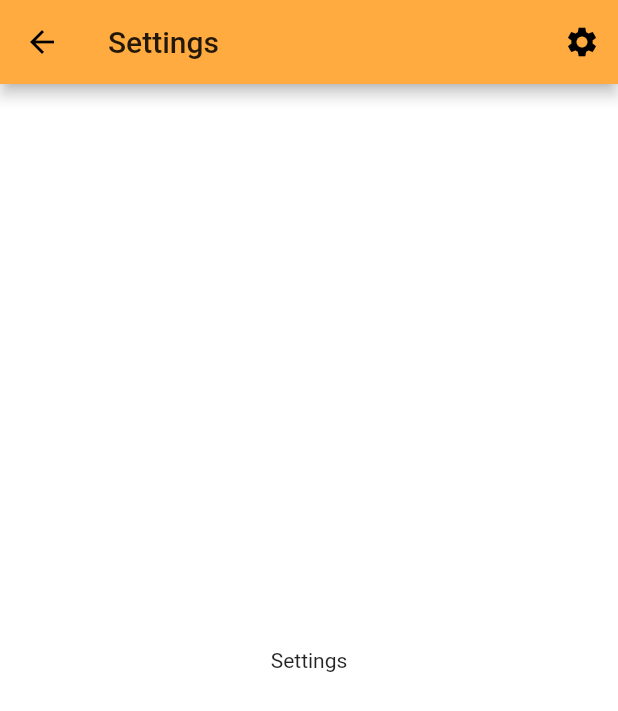
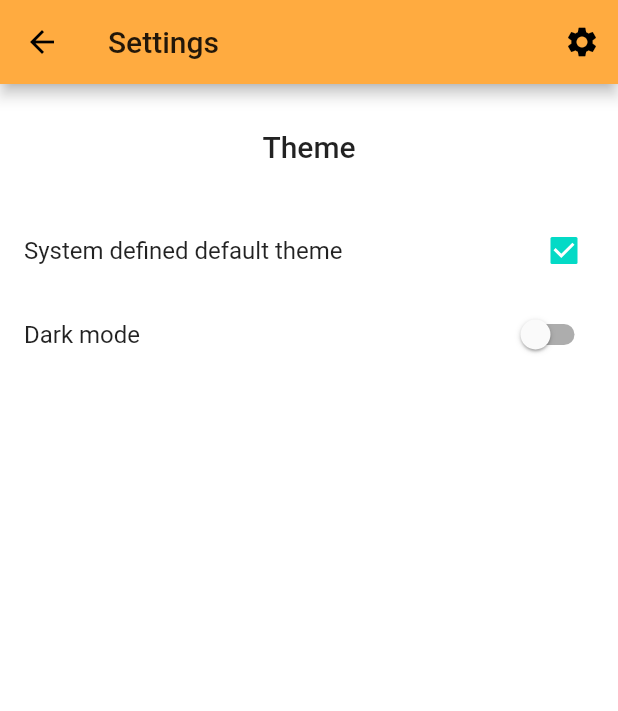
Before and after one commit to charleslana/one_legacy, a Flutter app: the screen it shows after launch, after a tap on the "settings" icon, on a phone screen of 412 x 824 dp. Shown: the top 711 px of the screen. Run offline on Flutter 3.47's test engine with Material 2 defaults, Android fonts, the phone set to English and light mode, and no system bars; our stand-ins replace shared_preferences; generated files the repository leaves out were written again.

Commit message:
feat(structure): update

```diff
--- a/lib/src/l10n/app_en.arb
+++ b/lib/src/l10n/app_en.arb
@@ -2,5 +2,8 @@
     "appBarHome": "Home",
     "appBarSettings": "Settings",
     "bottomNavigationBarHomeUnits": "Units",
-    "bottomNavigationBarHomeTeam": "Team"
+    "bottomNavigationBarHomeTeam": "Team",
+    "pageSettingsTheme": "Theme",
+    "pageSettingsDefaultTheme": "System defined default theme",
+    "pageSettingsDarkMode": "Dark mode"
 }
--- a/lib/src/l10n/app_es.arb
+++ b/lib/src/l10n/app_es.arb
@@ -2,5 +2,8 @@
     "appBarHome": "Casa",
     "appBarSettings": "Ajustes",
     "bottomNavigationBarHomeUnits": "Unidades",
-    "bottomNavigationBarHomeTeam": "Equipo"
+    "bottomNavigationBarHomeTeam": "Equipo",
+    "pageSettingsTheme": "Tema",
+    "pageSettingsDefaultTheme": "Tema predeterminado definido por el sistema",
+    "pageSettingsDarkMode": "Modo oscuro"
 }
--- a/lib/src/l10n/app_pt.arb
+++ b/lib/src/l10n/app_pt.arb
@@ -2,5 +2,8 @@
     "appBarHome": "Casa",
     "appBarSettings": "Configurações",
     "bottomNavigationBarHomeUnits": "Unidades",
-    "bottomNavigationBarHomeTeam": "Equipe"
+    "bottomNavigationBarHomeTeam": "Equipe",
+    "pageSettingsTheme": "Tema",
+    "pageSettingsDefaultTheme": "Tema padrão definido pelo sistema",
+    "pageSettingsDarkMode": "Modo escuro"
 }
--- a/lib/src/pages/settings_page.dart
+++ b/lib/src/pages/settings_page.dart
@@ -1,6 +1,8 @@
 import 'package:flutter_gen/gen_l10n/app_localizations.dart';
 import 'package:flutter/material.dart';
+import 'package:one_legacy/src/providers/theme_provider.dart';
 import 'package:one_legacy/src/widgets/app_bar_widget.dart';
+import 'package:provider/provider.dart';
 
 class SettingsPage extends StatefulWidget {
   const SettingsPage({Key? key}) : super(key: key);
@@ -10,6 +12,43 @@ class SettingsPage extends StatefulWidget {
 }
 
 class _SettingsPageState extends State<SettingsPage> {
+  late bool _isDefaultTheme;
+  late bool _isDarkMode;
+
+  void _selectDefaultTheme() {
+    final ThemeProvider themeProvider =
+        Provider.of<ThemeProvider>(context, listen: false)..remove();
+
+    themeProvider.brightness == Brightness.dark
+        ? _isDarkMode = true
+        : _isDarkMode = false;
+
+    setState(() {
+      _isDefaultTheme = true;
+    });
+  }
+
+  void _toggleDarkMode(bool value) {
+    Provider.of<ThemeProvider>(context, listen: false).toggle(isOn: value);
+
+    setState(() {
+      _isDefaultTheme = false;
+      _isDarkMode = value;
+    });
+  }
+
+  @override
+  void initState() {
+    final ThemeProvider themeProvider =
+        Provider.of<ThemeProvider>(context, listen: false);
+
+    setState(() {
+      _isDefaultTheme = themeProvider.isDefaultTheme;
+      _isDarkMode = themeProvider.isDarkMode;
+    });
+    super.initState();
+  }
+
   @override
   Widget build(BuildContext context) {
     return SafeArea(
@@ -17,8 +56,36 @@ class _SettingsPageState extends State<SettingsPage> {
         appBar: AppBarWidget(
           title: AppLocalizations.of(context)!.appBarSettings,
         ),
-        body: const Center(
-          child: Text('Settings'),
+        body: SingleChildScrollView(
+          physics: const BouncingScrollPhysics(
+            parent: AlwaysScrollableScrollPhysics(),
+          ),
+          child: Column(
+            mainAxisAlignment: MainAxisAlignment.center,
+            children: [
+              const SizedBox(
+                height: 30,
+              ),
+              Text(
+                AppLocalizations.of(context)!.pageSettingsTheme,
+                style: Theme.of(context).textTheme.headline6,
+              ),
+              const SizedBox(
+                height: 30,
+              ),
+              CheckboxListTile(
+                title: Text(
+                    AppLocalizations.of(context)!.pageSettingsDefaultTheme),
+                value: _isDefaultTheme,
+                onChanged: (_) => _selectDefaultTheme(),
+              ),
+              SwitchListTile(
+                title: Text(AppLocalizations.of(context)!.pageSettingsDarkMode),
+                value: _isDarkMode,
+                onChanged: _toggleDarkMode,
+              ),
+            ],
+          ),
         ),
       ),
     );
--- a/lib/src/providers/theme_provider.dart
+++ b/lib/src/providers/theme_provider.dart
@@ -3,21 +3,76 @@ import 'package:shared_preferences/shared_preferences.dart';
 
 class ThemeProvider extends ChangeNotifier {
   ThemeProvider(SharedPreferences? sharedPreferences) {
-    final bool? isDarkMode = sharedPreferences!.getBool('sharedDarkMode');
-    final Brightness brightness =
-        MediaQueryData.fromWindow(WidgetsBinding.instance!.window)
-            .platformBrightness;
+    final bool? key = sharedPreferences!.getBool(_key);
 
-    if (isDarkMode == null) {
-      brightness == Brightness.dark
-          ? themeMode = ThemeMode.dark
-          : themeMode = ThemeMode.light;
+    if (key == null) {
+      isDefaultTheme = true;
+
+      if (brightness == Brightness.dark) {
+        themeMode = ThemeMode.dark;
+        isDarkMode = true;
+      } else {
+        themeMode = ThemeMode.light;
+        isDarkMode = false;
+      }
     } else {
-      isDarkMode ? themeMode = ThemeMode.dark : themeMode = ThemeMode.light;
+      isDefaultTheme = false;
+
+      if (key) {
+        themeMode = ThemeMode.dark;
+        isDarkMode = true;
+      } else {
+        themeMode = ThemeMode.light;
+        isDarkMode = false;
+      }
     }
   }
 
+  final Brightness brightness =
+      MediaQueryData.fromWindow(WidgetsBinding.instance!.window)
+          .platformBrightness;
+  final String _key = 'sharedDarkMode';
   late ThemeMode themeMode;
+  late bool isDefaultTheme;
+  late bool isDarkMode;
+
+  Future<void> remove() async {
+    final SharedPreferences preferences = await SharedPreferences.getInstance();
+
+    await preferences.remove(_key);
+
+    isDefaultTheme = true;
+
+    if (brightness == Brightness.dark) {
+      themeMode = ThemeMode.dark;
+      isDarkMode = true;
+    } else {
+      themeMode = ThemeMode.light;
+      isDarkMode = false;
+    }
+
+    notifyListeners();
+  }
+
+  Future<void> toggle({required bool isOn}) async {
+    final SharedPreferences preferences = await SharedPreferences.getInstance();
+
+    if (isOn) {
+      await preferences.setBool(_key, true);
+
+      themeMode = ThemeMode.dark;
+      isDarkMode = true;
+    } else {
+      await preferences.setBool(_key, false);
+
+      themeMode = ThemeMode.light;
+      isDarkMode = false;
+    }
+
+    isDefaultTheme = false;
+
+    notifyListeners();
+  }
 }
 
 final lighTheme = ThemeData(
```
